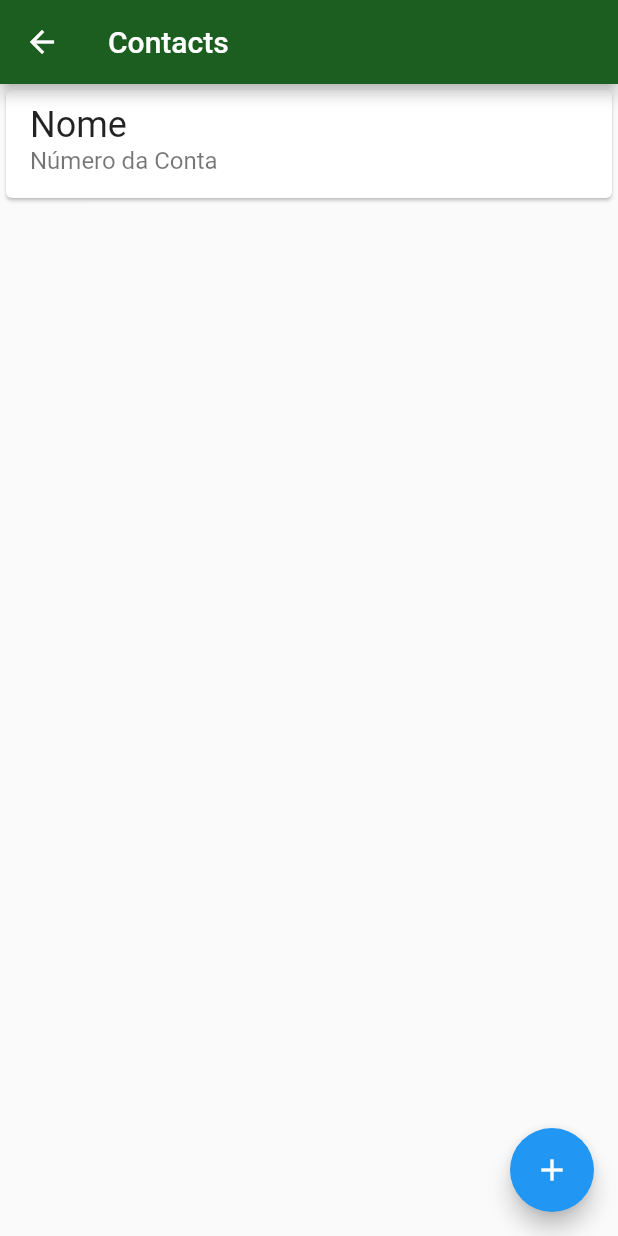
After one commit to Joao-Gontijo/flutter_bytebank_2, a Flutter app: the screen it shows after launch, after a tap on "Contacts", on a phone screen of 412 x 824 dp. The commit adds this screen. Run offline on Flutter 3.47's test engine with Material 2 defaults, Android fonts, the phone set to English and light mode, and no system bars.

Commit message:
creating contacts_list screen

```diff
--- a/lib/main.dart
+++ b/lib/main.dart
@@ -1,3 +1,5 @@
+import 'package:bytebank_2/screens/contacts_list.dart';
+import 'package:bytebank_2/screens/dashboard.dart';
 import 'package:flutter/material.dart';
 
 void main() {
@@ -11,48 +13,16 @@ class ByteBankApp extends StatelessWidget {
   @override
   Widget build(BuildContext context) {
     return MaterialApp(
-      home: Scaffold(
-        appBar: AppBar(
-          backgroundColor: Colors.green[900],
-          title: const Text('Dashboard'),
-        ),
-        body: Padding(
-          padding: const EdgeInsets.all(8.0),
-          child: Column(
-            mainAxisAlignment: MainAxisAlignment.spaceBetween,
-            crossAxisAlignment: CrossAxisAlignment.start,
-            children: [
-              Image.asset('images/bytebank_logo.png'),
-              Container(
-                height: 100,
-                width: 150,
-                color: Colors.green[900],
-                child: Padding(
-                  padding: const EdgeInsets.all(8.0),
-                  child: Column(
-                    mainAxisAlignment: MainAxisAlignment.spaceBetween,
-                    crossAxisAlignment: CrossAxisAlignment.start,
-                    children: const [
-                      Icon(
-                        Icons.people,
-                        color: Colors.white,
-                        size: 24.0,
-                      ),
-                      Text(
-                        'Contacts',
-                        style: TextStyle(
-                          color: Colors.white,
-                          fontSize: 16.0,
-                        ),
-                      ),
-                    ],
-                  ),
-                ),
-              )
-            ],
+      theme: ThemeData(
+          primaryColor: Colors.green[900],
+          colorScheme: ColorScheme.fromSwatch(
+            backgroundColor: Colors.blueAccent,
           ),
-        ),
-      ),
+          buttonTheme: ButtonThemeData(
+            buttonColor: Colors.green[900],
+            textTheme: ButtonTextTheme.primary,
+          )),
+      home: Dashboard(),
     );
   }
 }
--- /dev/null
+++ b/lib/screens/contacts_list.dart
@@ -0,0 +1,37 @@
+import 'package:flutter/material.dart';
+
+class ContactsList extends StatelessWidget {
+  const ContactsList({Key? key}) : super(key: key);
+
+  @override
+  Widget build(BuildContext context) {
+    return Scaffold(
+      appBar: AppBar(
+        backgroundColor: Theme.of(context).primaryColor,
+        title: const Text('Contacts'),
+      ),
+      body: ListView(
+        children: const [
+          Card(
+            child: ListTile(
+              title: Text(
+                'Nome',
+                style: TextStyle(fontSize: 24),
+              ),
+              subtitle: Text(
+                'Número da Conta',
+                style: TextStyle(fontSize: 16),
+              ),
+            ),
+          )
+        ],
+      ),
+      floatingActionButton: FloatingActionButton(
+        onPressed: (){
+
+        },
+        child: const Icon(Icons.add),
+      ),
+    );
+  }
+}
--- /dev/null
+++ b/lib/screens/dashboard.dart
@@ -0,0 +1,63 @@
+import 'package:bytebank_2/screens/contacts_list.dart';
+import 'package:flutter/material.dart';
+
+class Dashboard extends StatelessWidget {
+  const Dashboard({Key? key}) : super(key: key);
+
+  @override
+  Widget build(BuildContext context) {
+    return Scaffold(
+      appBar: AppBar(
+        backgroundColor: Theme.of(context).primaryColor,
+        title: const Text('Dashboard'),
+      ),
+      body: Padding(
+        padding: const EdgeInsets.all(8.0),
+        child: Column(
+          mainAxisAlignment: MainAxisAlignment.spaceBetween,
+          crossAxisAlignment: CrossAxisAlignment.start,
+          children: [
+            Image.asset('images/bytebank_logo.png'),
+            Material(
+              color: Theme.of(context).primaryColor,
+              child: InkWell(
+                onTap: () {
+                  Navigator.of(context).push(
+                    MaterialPageRoute(
+                      builder: (context) => ContactsList(),
+                    ),
+                  );
+                },
+                child: Container(
+                  height: 100,
+                  width: 150,
+                  child: Padding(
+                    padding: const EdgeInsets.all(8.0),
+                    child: Column(
+                      mainAxisAlignment: MainAxisAlignment.spaceBetween,
+                      crossAxisAlignment: CrossAxisAlignment.start,
+                      children: const [
+                        Icon(
+                          Icons.people,
+                          color: Colors.white,
+                          size: 24.0,
+                        ),
+                        Text(
+                          'Contacts',
+                          style: TextStyle(
+                            color: Colors.white,
+                            fontSize: 16.0,
+                          ),
+                        ),
+                      ],
+                    ),
+                  ),
+                ),
+              ),
+            )
+          ],
+        ),
+      ),
+    );
+  }
+}
```
